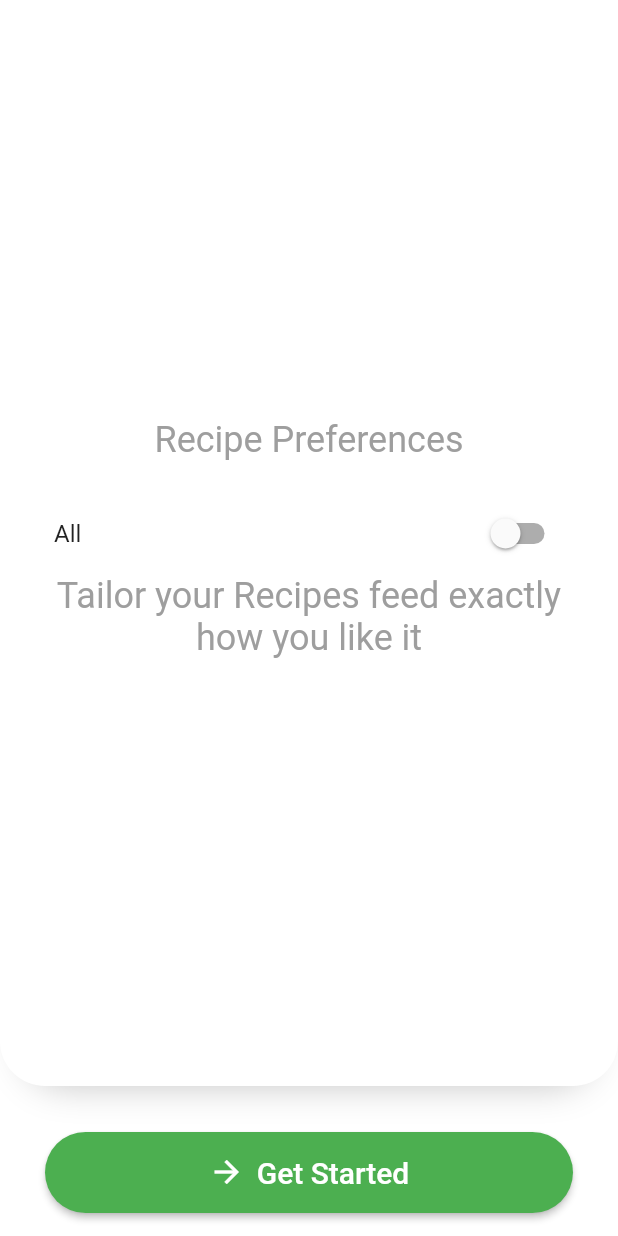
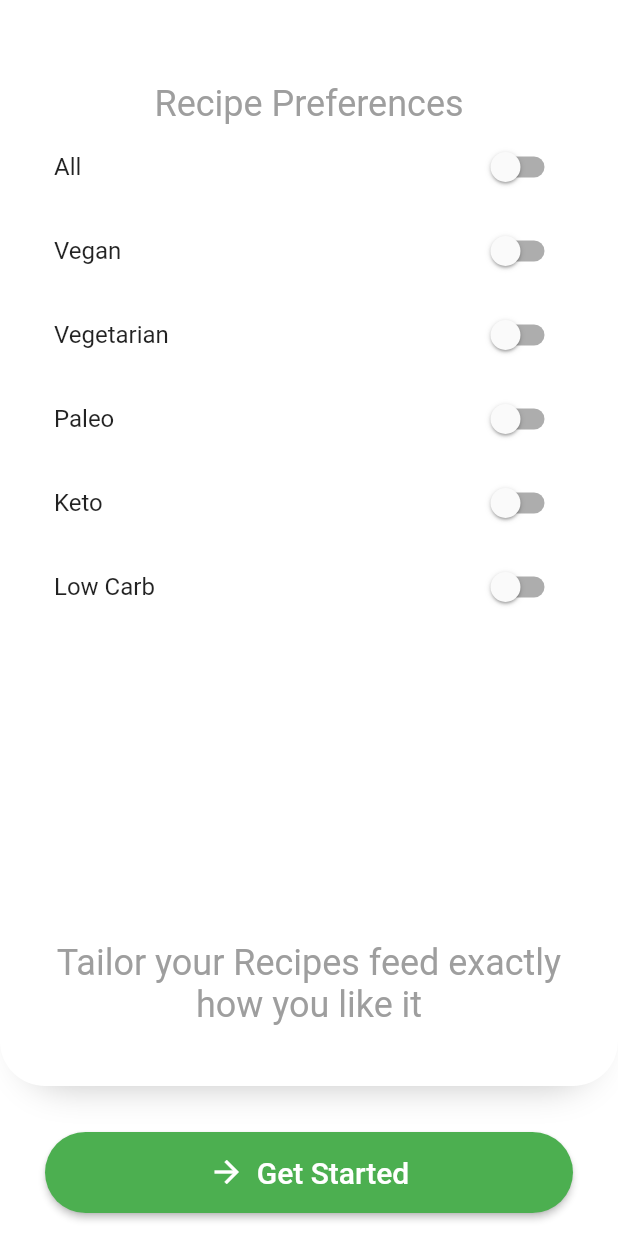
Before and after one commit to codingbbq/flutter_fresh_food, a Flutter app: the OnBoarding screen opened by its route, swiped to page 3, on a phone screen of 412 x 824 dp. Run offline on Flutter 3.47's test engine with Material 2 defaults, Android fonts, the phone set to English and light mode, and no system bars.

Commit message:
Settings page and refactoring boxdecoration

```diff
--- a/lib/main.dart
+++ b/lib/main.dart
@@ -1,5 +1,6 @@
 import 'package:flutter/material.dart';
 import 'package:flutter_fresh_food/pages/create_account/page_create_account.dart';
+import 'package:flutter_fresh_food/pages/home/page_home.dart';
 import 'package:flutter_fresh_food/pages/onboarding/page_onboarding.dart';
 import 'package:flutter_fresh_food/pages/sign_in/page_sign_in.dart';
 
@@ -23,6 +24,7 @@ class FreshFood extends StatelessWidget {
         '/sign_in': (context) => SignIn(),
         '/create_account': (context) => CreateAccount(),
         '/onboarding': (context) => OnBoarding(),
+        '/home': (context) => HomePage(),
       },
     );
   }
--- /dev/null
+++ b/lib/model/model_onboarding_settings.dart
@@ -0,0 +1,27 @@
+class OnBoardingSettings {
+  final String property;
+  final bool value;
+
+  OnBoardingSettings({
+    this.property,
+    this.value,
+  });
+}
+
+OnBoardingSettings all = OnBoardingSettings(property: "All", value: false);
+OnBoardingSettings vegan = OnBoardingSettings(property: "Vegan", value: false);
+OnBoardingSettings vegetarian =
+    OnBoardingSettings(property: "Vegetarian", value: false);
+OnBoardingSettings paleo = OnBoardingSettings(property: "Paleo", value: false);
+OnBoardingSettings keto = OnBoardingSettings(property: "Keto", value: false);
+OnBoardingSettings lowcarb =
+    OnBoardingSettings(property: "Low Carb", value: false);
+
+final List<OnBoardingSettings> onboardingSettingsList = [
+  all,
+  vegan,
+  vegetarian,
+  paleo,
+  keto,
+  lowcarb,
+];
--- a/lib/pages/onboarding/onboard_list/settings_onboarding.dart
+++ b/lib/pages/onboarding/onboard_list/settings_onboarding.dart
@@ -1,14 +1,14 @@
 // Settings page of Onboarding
 import 'package:flutter/material.dart';
+import 'package:flutter_fresh_food/model/model_onboarding_settings.dart';
+import 'package:flutter_fresh_food/utils/custom_box_decoration.dart';
 
 class OnBoardingSettings extends StatelessWidget {
   @override
   Widget build(BuildContext context) {
     var height = MediaQuery.of(context).size.height;
     var width = MediaQuery.of(context).size.width;
-    bool _all = false;
-    bool _vegan = false;
-    bool _vegeterian = false;
+
     return Container(
       child: Column(
         mainAxisAlignment: MainAxisAlignment.spaceAround,
@@ -19,27 +19,15 @@ class OnBoardingSettings extends StatelessWidget {
             ),
             height: height * 0.86,
             width: width,
-            decoration: BoxDecoration(
-              color: Colors.white,
-              boxShadow: [
-                BoxShadow(
-                  blurRadius: 20,
-                  offset: Offset(0, 15),
-                  color: Colors.grey.withOpacity(.6),
-                  spreadRadius: -15,
-                ),
-              ],
-              borderRadius: BorderRadius.only(
-                bottomLeft: Radius.circular(30.0),
-                bottomRight: Radius.circular(30.0),
-              ),
-            ),
+            decoration: customBoxDecoration,
             child: Padding(
               padding: const EdgeInsets.all(20.0),
               child: Column(
-                mainAxisAlignment: MainAxisAlignment.center,
-                crossAxisAlignment: CrossAxisAlignment.center,
+                mainAxisAlignment: MainAxisAlignment.start,
                 children: [
+                  SizedBox(
+                    height: 20.0,
+                  ),
                   // Settings Header
                   Text(
                     "Recipe Preferences",
@@ -50,18 +38,20 @@ class OnBoardingSettings extends StatelessWidget {
                     ),
                   ),
 
+                  Expanded(
+                    child: ListView.builder(
+                      shrinkWrap: true,
+                      itemCount: onboardingSettingsList.length,
+                      itemBuilder: (context, index) => SwitchListTile(
+                        title: Text(onboardingSettingsList[index].property),
+                        value: onboardingSettingsList[index].value,
+                        onChanged: (value) {},
+                      ),
+                    ),
+                  ),
                   SizedBox(
                     height: 20.0,
                   ),
-
-                  SwitchListTile(
-                    title: Text("All"),
-                    value: _all,
-                    onChanged: (value) {
-                      print(value);
-                    },
-                  ),
-
                   // Text Description
                   Text(
                     "Tailor your Recipes feed exactly how you like it",
@@ -90,7 +80,7 @@ class OnBoardingSettings extends StatelessWidget {
                 vertical: 15.0,
               ),
               onPressed: () {
-                Navigator.pushNamed(context, '/onboarding');
+                Navigator.pushNamed(context, '/home');
               },
               shape: StadiumBorder(),
               color: Colors.green,
--- /dev/null
+++ b/lib/utils/custom_box_decoration.dart
@@ -0,0 +1,17 @@
+import 'package:flutter/material.dart';
+
+BoxDecoration customBoxDecoration = BoxDecoration(
+  color: Colors.white,
+  boxShadow: [
+    BoxShadow(
+      blurRadius: 20,
+      offset: Offset(0, 15),
+      color: Colors.grey.withOpacity(.6),
+      spreadRadius: -15,
+    ),
+  ],
+  borderRadius: BorderRadius.only(
+    bottomLeft: Radius.circular(30.0),
+    bottomRight: Radius.circular(30.0),
+  ),
+);
```
Also changed, not shown: lib/pages/create_account/page_create_account.dart (+2 -15 lines), lib/pages/home/page_home.dart (added, +8 -0 lines), lib/pages/onboarding/onboard_list/one_onboarding.dart (+3 -16 lines), lib/pages/onboarding/onboard_list/two_onboarding.dart (+3 -16 lines), lib/pages/sign_in/page_sign_in.dart (+2 -15 lines).
